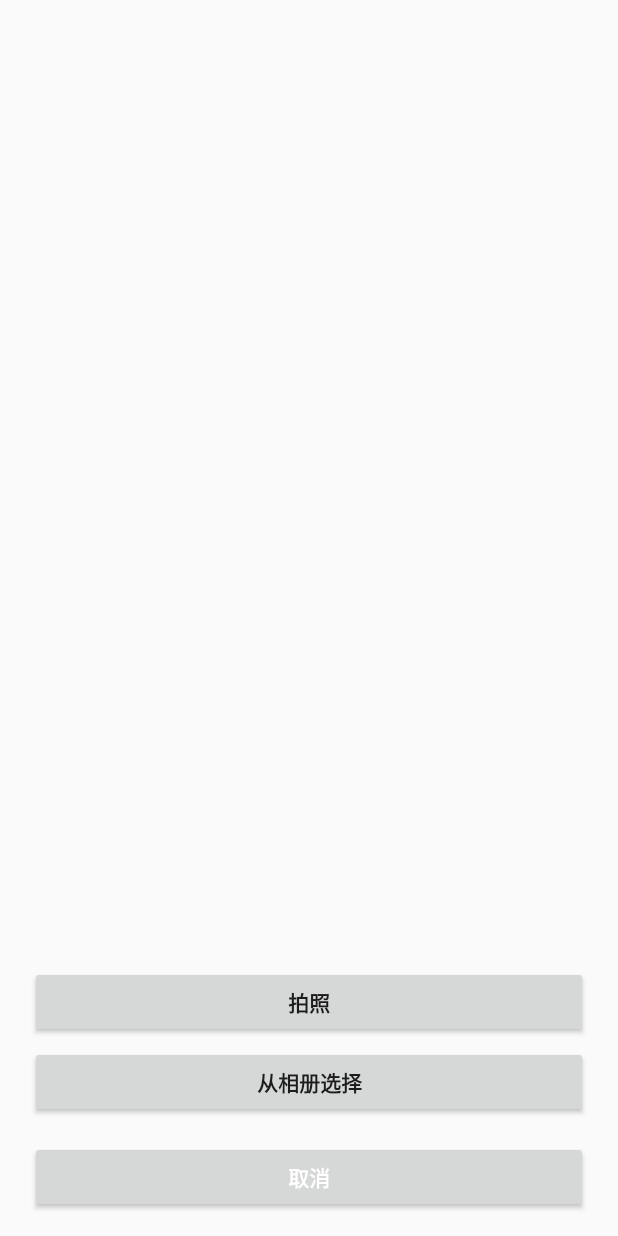
After one commit to JokerStive/DynamicLayout, an Android app: the layout popup_carmera.xml on its own in the app's theme, with its tools: preview values and no code run, on a phone screen of 412 x 824 dp. The commit adds this screen. Run offline under Robolectric (Android 15) with nearby library versions, the phone set to English and light mode, and no system bars.

Commit message:
头像拍照相册功能--

```diff
--- a/app/build.gradle
+++ b/app/build.gradle
@@ -55,5 +55,5 @@ dependencies {
     compile 'com.squareup.okhttp3:logging-interceptor:3.0.1'
     compile 'com.google.code.gson:gson:2.6.2'
     compile 'com.jakewharton:butterknife:7.0.1'
-    compile 'com.jakewharton.timber:timber:3.1.0'
+    compile 'com.theartofdev.edmodo:android-image-cropper:2.1.+'
 }
--- a/app/src/main/AndroidManifest.xml
+++ b/app/src/main/AndroidManifest.xml
@@ -18,6 +18,8 @@
             </intent-filter>
         </activity>
 
+        <activity android:name="com.theartofdev.edmodo.cropper.CropImageActivity"/>
+
     </application>
 
 </manifest>
--- a/app/src/main/java/comt/sf/youke/dynamiclayout/Activity/Activity/net/HttpMethods.java
+++ b/app/src/main/java/comt/sf/youke/dynamiclayout/Activity/Activity/net/HttpMethods.java
@@ -15,7 +15,7 @@ import retrofit2.converter.gson.GsonConverterFactory;
 public class HttpMethods {
     public static final String BASE_URL = "http://222.182.202.94:3000/api/";
 
-    private static final int DEFAULT_TIMEOUT = 10;
+    private static final int DEFAULT_TIMEOUT = 5;
 
     private Retrofit retrofit;
 //    private MovieService movieService;
@@ -23,7 +23,7 @@ public class HttpMethods {
     private HttpMethods() {
 
         HttpLoggingInterceptor interceptor = new HttpLoggingInterceptor();
-        interceptor.setLevel(HttpLoggingInterceptor.Level.BASIC);
+        interceptor.setLevel(HttpLoggingInterceptor.Level.BODY);
         OkHttpClient client = new OkHttpClient.Builder()
                 .connectTimeout(DEFAULT_TIMEOUT, TimeUnit.SECONDS)
                 .retryOnConnectionFailure(true)
@@ -36,7 +36,6 @@ public class HttpMethods {
                 .addCallAdapterFactory(RxJavaCallAdapterFactory.create())
                 .baseUrl(BASE_URL)
                 .build();
-
 
     }
 
--- a/app/src/main/java/comt/sf/youke/dynamiclayout/Activity/Activity/net/retrofit/CommonHeaderInterceptor.java
+++ b/app/src/main/java/comt/sf/youke/dynamiclayout/Activity/Activity/net/retrofit/CommonHeaderInterceptor.java
@@ -7,7 +7,7 @@ import okhttp3.Request;
 import okhttp3.Response;
 
 /**
- * Created by Administrator on 2016/5/23.
+ * Created by youke on 2016/5/23.
  */
 public class CommonHeaderInterceptor implements Interceptor {
     @Override
--- a/app/src/main/java/comt/sf/youke/dynamiclayout/Activity/Activity/net/rxjava/SubscriberOnNextListener.java
+++ b/app/src/main/java/comt/sf/youke/dynamiclayout/Activity/Activity/net/rxjava/OnNext.java
@@ -3,6 +3,6 @@ package comt.sf.youke.dynamiclayout.Activity.Activity.net.rxjava;
 /**
  * Created by Administrator on 2016/5/27.
  */
-public interface SubscriberOnNextListener<T> {
+public interface OnNext<T> {
     void onNext(T t);
 }
--- a/app/src/main/java/comt/sf/youke/dynamiclayout/Activity/Activity/net/rxjava/RetroUtil.java
+++ b/app/src/main/java/comt/sf/youke/dynamiclayout/Activity/Activity/net/rxjava/RetroUtil.java
@@ -3,6 +3,7 @@ package comt.sf.youke.dynamiclayout.Activity.Activity.net.rxjava;
 import android.util.Log;
 
 import comt.sf.youke.dynamiclayout.Activity.Activity.exception.ApiException;
+import comt.sf.youke.dynamiclayout.Activity.Activity.utils.LogUtils;
 import retrofit2.Response;
 import rx.Observable;
 
@@ -15,7 +16,7 @@ public class RetroUtil {
    public static <T> Observable<T> flatResult(Response<T> response) {
         return Observable.create(subscriber->{
             if (response.isSuccess()){
-                Log.i("OkHttp","onNext will execute---");
+                LogUtils.D("onNext");
                 subscriber.onNext(response.body());
             }else{
                 Log.i("OkHttp", "onError  will execute---");
--- a/app/src/main/res/layout/activity_main.xml
+++ b/app/src/main/res/layout/activity_main.xml
@@ -3,6 +3,7 @@
     xmlns:tools="http://schemas.android.com/tools"
     android:layout_width="match_parent"
     android:layout_height="match_parent"
+    android:id="@+id/main"
     android:padding="10dp"
    >
 
--- a/app/src/main/res/layout/loading_dialog.xml
+++ b/app/src/main/res/layout/loading_dialog.xml
@@ -19,7 +19,9 @@
         android:layout_width="wrap_content"
         android:layout_height="wrap_content"
         android:gravity="center"
+        android:layout_marginTop="5dp"
         android:textSize="20sp"
-        android:textColor="#060" />
+        android:text="加载中..."
+        android:textColor="#000" />
 
 </LinearLayout>
--- /dev/null
+++ b/app/src/main/res/layout/popup_carmera.xml
@@ -0,0 +1,58 @@
+<?xml version="1.0" encoding="utf-8"?>
+<RelativeLayout
+    xmlns:android="http://schemas.android.com/apk/res/android"
+    android:layout_width="fill_parent"
+    android:layout_height="wrap_content"
+    android:gravity="center_horizontal"
+    android:orientation="vertical"
+    >
+
+    <LinearLayout
+        android:id="@+id/pop_layout"
+        android:layout_width="fill_parent"
+        android:layout_height="wrap_content"
+        android:gravity="center_horizontal"
+        android:orientation="vertical"
+        android:layout_alignParentBottom="true"
+        >
+
+
+        <Button
+            android:id="@+id/btn_take_photo"
+            android:onClick="photo_camera"
+            android:layout_marginLeft="20dip"
+            android:layout_marginRight="20dip"
+            android:layout_marginTop="20dip"
+            android:layout_width="fill_parent"
+            android:layout_height="wrap_content"
+            android:text="拍照"
+            android:textStyle="bold"
+            />
+
+        <Button
+            android:id="@+id/btn_pick_photo"
+            android:onClick="photo_file"
+            android:layout_marginLeft="20dip"
+            android:layout_marginRight="20dip"
+            android:layout_marginTop="5dip"
+            android:layout_width="fill_parent"
+            android:layout_height="wrap_content"
+            android:text="从相册选择"
+            android:textStyle="bold"
+            />
+
+        <Button
+            android:id="@+id/btn_cancel"
+            android:layout_marginLeft="20dip"
+            android:layout_marginRight="20dip"
+            android:layout_marginTop="15dip"
+            android:layout_marginBottom="15dip"
+            android:layout_width="fill_parent"
+            android:layout_height="wrap_content"
+            android:text="取消"
+            android:textColor="#ffffff"
+            android:textStyle="bold"
+
+            />
+    </LinearLayout>
+</RelativeLayout>
```
Also changed, not shown: app/src/main/java/comt/sf/youke/dynamiclayout/Activity/Activity/MainActivity.java (+47 -42 lines), app/src/main/java/comt/sf/youke/dynamiclayout/Activity/Activity/base/BaseActivity.java (+8 -1 lines), app/src/main/java/comt/sf/youke/dynamiclayout/Activity/Activity/custom_view/ProgressDialog.java (added, +43 -0 lines), app/src/main/java/comt/sf/youke/dynamiclayout/Activity/Activity/custom_view/SelectPicPopupWindow.java (added, +104 -0 lines), app/src/main/java/comt/sf/youke/dynamiclayout/Activity/Activity/net/rxjava/ProgressDialogHandler.java (+8 -47 lines), app/src/main/java/comt/sf/youke/dynamiclayout/Activity/Activity/net/rxjava/ProgressSubscriber.java (+8 -6 lines), app/src/main/java/comt/sf/youke/dynamiclayout/Activity/Activity/utils/LogUtils.java (added, +294 -0 lines), app/src/main/java/comt/sf/youke/dynamiclayout/Activity/Activity/utils/ProgressDialogHelper.java (deleted, +0 -43 lines).
